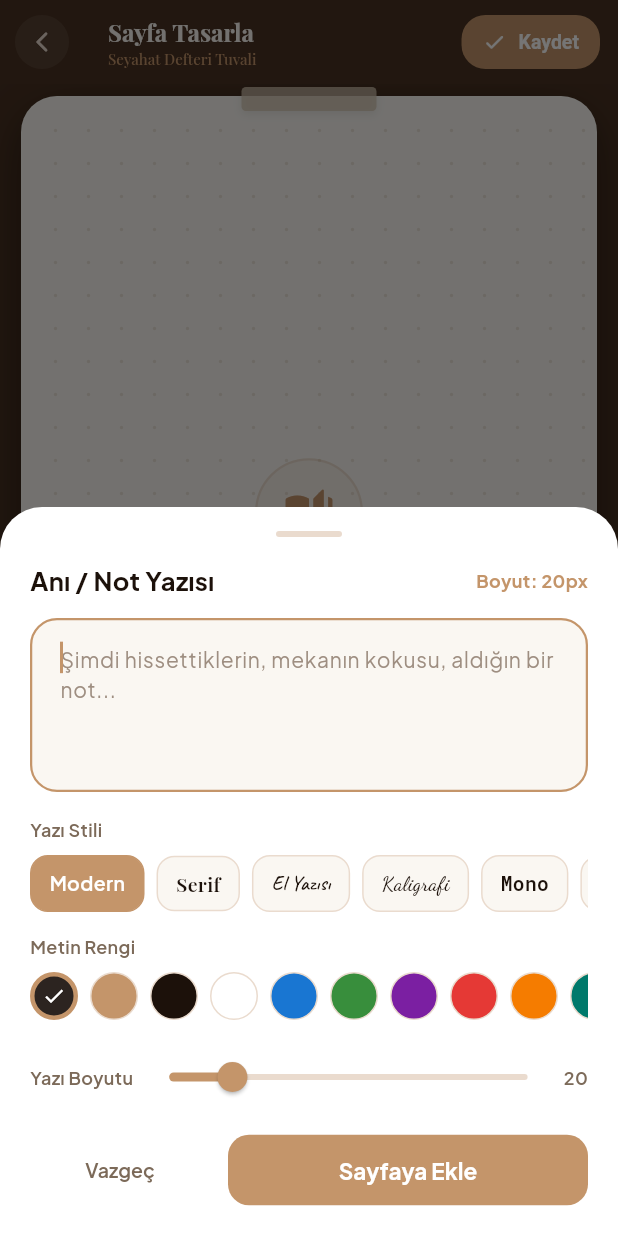
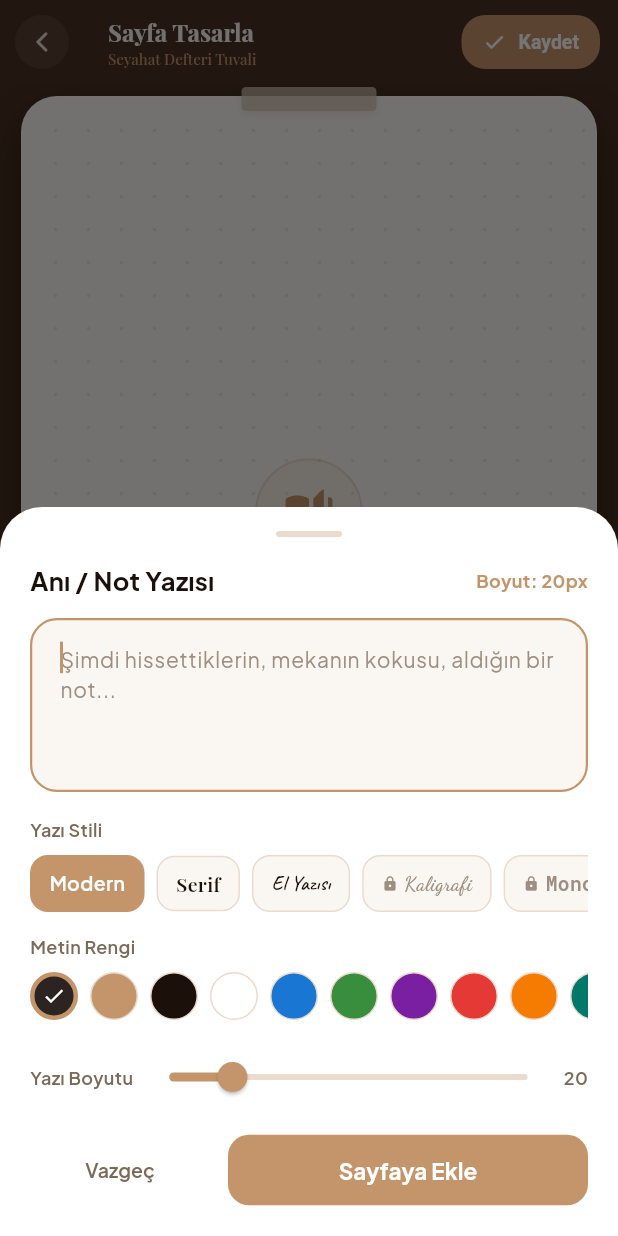
Before and after one commit to Sudenazkaranfil/memorylane-app, a Flutter app: the CanvasEditorScreen screen opened directly with empty values, after a tap on "+ Yazı", on a phone screen of 412 x 824 dp. Run offline on Flutter 3.47's test engine with Material 3 defaults, Android fonts, the phone set to English and light mode, and no system bars; our stand-ins replace flutter_animate, flutter_map, google_fonts, image_picker, latlong2, share_plus and 1 more; missing offline and left inert: sticker_widget; accounts and stored records are empty; network calls fail.

Commit message:
Wire PRO restrictions: canvas fonts, export quality, watermark
- Canvas text editor: only the 3 core fonts (Plus Jakarta Sans,
  Playfair Display, Caveat) stay free; the other 15 decorative fonts
  show a lock icon and prompt PRO for free/Plus users instead of
  applying silently.
- Journal share (page/story): pixelRatio now follows plan (Free 1x,
  Plus 2x HD, PRO 3x 4K) instead of a hardcoded 3.0.
- Journal share watermark: _isPremium was declared but never set
  (always false, so every export got the free watermark banner even
  for paying users) -- now pulled from SubscriptionService, so
  Plus/PRO get the clean watermark-free export the pricing table
  already promised.

Co-Authored-By: Claude Sonnet 5 <noreply@anthropic.com>
Claude-Session: https://claude.ai/code/session_01Ljp69LDt5ZfFw7mRo2AQMD

```diff
--- a/lib/screens/canvas_editor_screen.dart
+++ b/lib/screens/canvas_editor_screen.dart
@@ -11,7 +11,12 @@ import '../services/entry_service.dart';
 import '../services/photo_service.dart';
 import '../services/subscription_service.dart';
 import '../widgets/limit_reached_sheet.dart';
+import 'premium_screen.dart';
 import 'package:google_fonts/google_fonts.dart';
+
+const Set<String> kFreeCanvasFonts = {
+  'Plus Jakarta Sans', 'Playfair Display', 'Caveat',
+};
 
 class _StickerItem {
   dynamic model;
@@ -113,6 +118,7 @@ class _CanvasEditorScreenState extends State<CanvasEditorScreen> {
   _StickerItem? _clipboard;
   final List<Map<String, dynamic>> _legacyElements = [];
   int? _selectedStickerIndex;
+  bool _isPro = false;
 
   @override
   void initState() {
@@ -120,6 +126,25 @@ class _CanvasEditorScreenState extends State<CanvasEditorScreen> {
     if (widget.entry?.canvasData != null) {
       _loadCanvasData(widget.entry!.canvasData!);
     }
+    _loadSubscription();
+  }
+
+  Future<void> _loadSubscription() async {
+    try {
+      final status = await SubscriptionService.instance.getStatus();
+      setState(() => _isPro = status.isPro);
+    } catch (e) {}
+  }
+
+  void _showProFontLockedMessage() {
+    ScaffoldMessenger.of(context).showSnackBar(SnackBar(
+      content: const Text('Bu font PRO üyelere özel ✨'),
+      action: SnackBarAction(
+        label: "PRO'ya Geç",
+        onPressed: () => Navigator.push(context, MaterialPageRoute(
+            builder: (context) => const PremiumScreen())),
+      ),
+    ));
   }
 
   void _loadCanvasData(String canvasData) {
@@ -397,8 +422,13 @@ class _CanvasEditorScreenState extends State<CanvasEditorScreen> {
                     {'name': 'Amatic SC', 'label': 'El Baskı'},
                     {'name': 'Josefin Sans', 'label': 'Minimal'},
                     {'name': 'Raleway', 'label': 'Şık'},
-                  ].map((font) => GestureDetector(
-                    onTap: () => setSheetState(() => selectedFont = font['name']!),
+                  ].map((font) {
+                    final isLocked = !_isPro &&
+                        !kFreeCanvasFonts.contains(font['name']);
+                    return GestureDetector(
+                    onTap: () => isLocked
+                        ? _showProFontLockedMessage()
+                        : setSheetState(() => selectedFont = font['name']!),
                     child: Container(
                       margin: const EdgeInsets.only(right: 8),
                       padding: const EdgeInsets.symmetric(horizontal: 12, vertical: 8),
@@ -410,13 +440,23 @@ class _CanvasEditorScreenState extends State<CanvasEditorScreen> {
                             color: selectedFont == font['name']
                                 ? const Color(0xFFC4956A) : const Color(0xFFEADBCE)),
                       ),
-                      child: Text(font['label']!,
-                          style: GoogleFonts.getFont(font['name']!,
-                              fontSize: 13, fontWeight: FontWeight.w600,
-                              color: selectedFont == font['name']
-                                  ? Colors.white : const Color(0xFF1C110A))),
+                      child: Row(mainAxisSize: MainAxisSize.min, children: [
+                        if (isLocked) ...[
+                          const Icon(Icons.lock_rounded,
+                              size: 11, color: Color(0xFF9E8E81)),
+                          const SizedBox(width: 4),
+                        ],
+                        Text(font['label']!,
+                            style: GoogleFonts.getFont(font['name']!,
+                                fontSize: 13, fontWeight: FontWeight.w600,
+                                color: isLocked
+                                    ? const Color(0xFF9E8E81)
+                                    : selectedFont == font['name']
+                                        ? Colors.white
+                                        : const Color(0xFF1C110A))),
+                      ]),
                     ),
-                  )).toList()),
+                  );}).toList()),
                 ),
 
                 const SizedBox(height: 14),
```
Also changed, not shown: lib/screens/journal_detail_screen.dart (+15 -2 lines).
